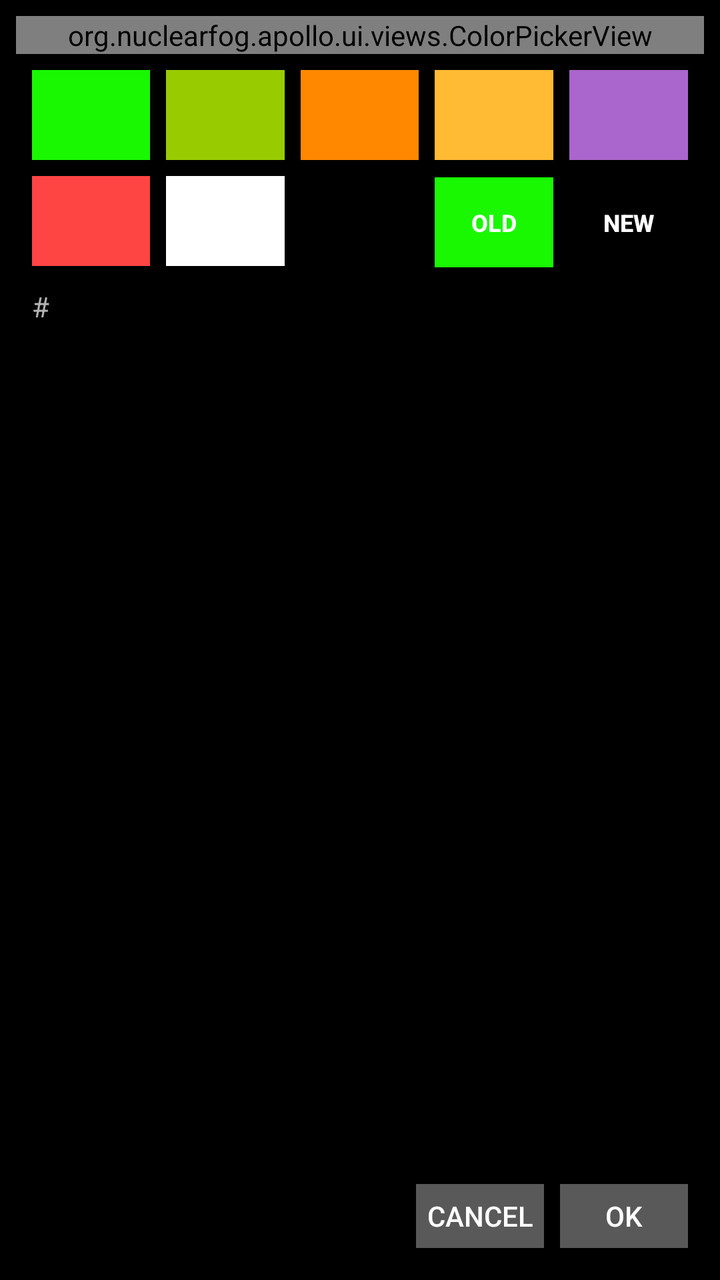
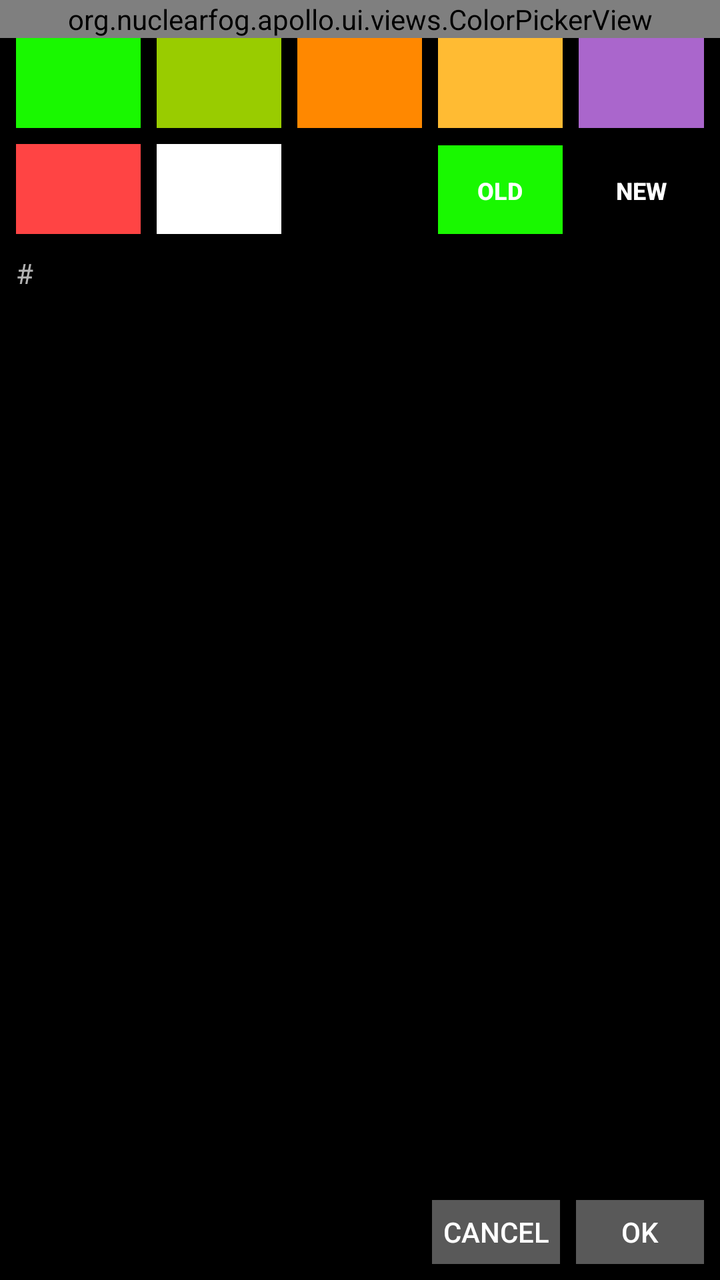

Before-and-after screenshots of an Android layout around one commit, followed by the original layout XML and the change that was made.
<!-- AndroidManifest.xml: application theme Apollo.Theme.Dark -->
<!-- res/layout/dialog_color_scheme.xml -->
<?xml version="1.0" encoding="utf-8"?>
<LinearLayout xmlns:android="http://schemas.android.com/apk/res/android"
	xmlns:app="http://schemas.android.com/apk/res-auto"
	xmlns:tools="http://schemas.android.com/tools"
	android:layout_width="match_parent"
	android:layout_height="match_parent"
	android:orientation="vertical"
	android:padding="@dimen/color_scheme_view_margin">

	<org.nuclearfog.apollo.ui.views.ColorPickerView
		android:id="@+id/color_picker_view"
		android:layout_width="match_parent"
		android:layout_height="wrap_content"
		app:layout_constraintStart_toStartOf="parent"
		app:layout_constraintTop_toTopOf="parent"
		app:layout_constraintEnd_toEndOf="parent" />

	<GridLayout
		android:layout_width="match_parent"
		android:layout_height="wrap_content"
		android:layout_marginStart="@dimen/color_scheme_view_margin"
		android:layout_marginTop="@dimen/color_scheme_view_margin"
		android:layout_marginEnd="@dimen/color_scheme_view_margin"
		android:columnCount="5">

		<Button
			android:id="@+id/color_scheme_dialog_preset_1"
			android:layout_width="0dp"
			android:layout_height="@dimen/color_scheme_dialog_button_height"
			android:layout_columnWeight="1"
			android:background="@color/holo_green"
			style="?android:attr/buttonBarButtonStyle" />

		<Button
			android:id="@+id/color_scheme_dialog_preset_2"
			android:layout_width="0dp"
			android:layout_height="@dimen/color_scheme_dialog_button_height"
			android:layout_marginStart="@dimen/color_scheme_view_margin"
			android:layout_columnWeight="1"
			android:background="@color/holo_green_light"
			style="?android:attr/buttonBarButtonStyle" />

		<Button
			android:id="@+id/color_scheme_dialog_preset_3"
			android:layout_width="0dp"
			android:layout_height="@dimen/color_scheme_dialog_button_height"
			android:layout_marginStart="@dimen/color_scheme_view_margin"
			android:layout_columnWeight="1"
			android:background="@color/holo_orange_dark"
			style="?android:attr/buttonBarButtonStyle" />

		<Button
			android:id="@+id/color_scheme_dialog_preset_4"
			android:layout_width="0dp"
			android:layout_height="@dimen/color_scheme_dialog_button_height"
			android:layout_marginStart="@dimen/color_scheme_view_margin"
			android:layout_columnWeight="1"
			android:background="@color/holo_orange_light"
			style="?android:attr/buttonBarButtonStyle" />

		<Button
			android:id="@+id/color_scheme_dialog_preset_5"
			android:layout_width="0dp"
			android:layout_height="@dimen/color_scheme_dialog_button_height"
			android:layout_marginStart="@dimen/color_scheme_view_margin"
			android:layout_columnWeight="1"
			android:background="@color/holo_purple"
			style="?android:attr/buttonBarButtonStyle" />

		<Button
			android:id="@+id/color_scheme_dialog_preset_6"
			android:layout_width="0dp"
			android:layout_height="@dimen/color_scheme_dialog_button_height"
			android:layout_marginTop="@dimen/color_scheme_view_margin"
			android:layout_columnWeight="1"
			android:background="@color/holo_red_light"
			style="?android:attr/buttonBarButtonStyle" />

		<Button
			android:id="@+id/color_scheme_dialog_preset_7"
			android:layout_width="0dp"
			android:layout_height="@dimen/color_scheme_dialog_button_height"
			android:layout_marginStart="@dimen/color_scheme_view_margin"
			android:layout_marginTop="@dimen/color_scheme_view_margin"
			android:layout_columnWeight="1"
			android:background="@android:color/white"
			style="?android:attr/buttonBarButtonStyle" />

		<Button
			android:id="@+id/color_scheme_dialog_preset_8"
			android:layout_width="0dp"
			android:layout_height="@dimen/color_scheme_dialog_button_height"
			android:layout_marginStart="@dimen/color_scheme_view_margin"
			android:layout_marginTop="@dimen/color_scheme_view_margin"
			android:layout_columnWeight="1"
			android:background="@android:color/black"
			style="?android:attr/buttonBarButtonStyle" />

		<Button
			android:id="@+id/color_scheme_dialog_old_color"
			android:layout_width="0dp"
			android:layout_height="@dimen/color_scheme_dialog_button_height"
			android:layout_marginStart="@dimen/color_scheme_view_margin"
			android:layout_marginTop="@dimen/color_scheme_view_margin"
			android:layout_columnWeight="1"
			android:background="@color/holo_green"
			android:lines="1"
			android:text="@string/current_color"
			android:textSize="@dimen/text_size_micro"
			android:textStyle="bold"
			style="?android:attr/buttonBarButtonStyle" />

		<Button
			android:id="@+id/color_scheme_dialog_new_color"
			android:layout_width="0dp"
			android:layout_height="@dimen/color_scheme_dialog_button_height"
			android:layout_marginStart="@dimen/color_scheme_view_margin"
			android:layout_marginTop="@dimen/color_scheme_view_margin"
			android:layout_columnWeight="1"
			android:background="@android:color/transparent"
			android:text="@string/new_color"
			android:textSize="@dimen/text_size_micro"
			android:textStyle="bold"
			style="?android:attr/buttonBarButtonStyle" />

	</GridLayout>

	<LinearLayout
		android:layout_width="match_parent"
		android:layout_height="wrap_content"
		android:layout_marginStart="@dimen/color_scheme_view_margin"
		android:layout_marginTop="@dimen/color_scheme_view_margin"
		android:layout_marginEnd="@dimen/color_scheme_view_margin"
		android:orientation="horizontal">

		<TextView
			android:layout_width="wrap_content"
			android:layout_height="wrap_content"
			android:textSize="@dimen/text_size_small"
			android:text="@string/hex"
			android:lines="1" />

		<EditText
			android:id="@+id/color_scheme_dialog_hex_value"
			android:layout_width="0dp"
			android:layout_height="wrap_content"
			android:layout_weight="1"
			android:layout_marginStart="@dimen/color_scheme_view_margin"
			android:textSize="@dimen/text_size_medium"
			android:digits="0123456789ABCDEFabcdef"
			android:imeOptions="actionGo"
			android:importantForAutofill="no"
			android:inputType="textFilter"
			android:maxLength="8"
			android:lines="1"
			android:typeface="monospace"
			android:background="@android:color/transparent"
			tools:ignore="LabelFor" />
	</LinearLayout>

	<LinearLayout
		android:layout_width="match_parent"
		android:layout_height="match_parent"
		android:orientation="horizontal"
		android:layout_marginStart="@dimen/color_scheme_view_margin"
		android:layout_marginTop="@dimen/color_scheme_view_margin"
		android:layout_marginBottom="@dimen/color_scheme_view_margin"
		android:layout_marginEnd="@dimen/color_scheme_view_margin"
		android:gravity="end|bottom">

		<Button
			android:id="@+id/color_scheme_dialog_cancel"
			android:layout_width="wrap_content"
			android:layout_height="@dimen/color_scheme_dialog_button_confirm_height"
			android:background="@color/dialog_button"
			android:layout_marginEnd="@dimen/color_scheme_view_margin"
			android:text="@android:string/cancel"
			app:layout_constraintBottom_toBottomOf="parent"
			app:layout_constraintEnd_toStartOf="@id/color_scheme_dialog_apply"
			style="?android:attr/buttonBarButtonStyle" />

		<Button
			android:id="@+id/color_scheme_dialog_apply"
			android:layout_width="wrap_content"
			android:layout_height="@dimen/color_scheme_dialog_button_confirm_height"
			android:background="@color/dialog_button"
			android:text="@android:string/ok"
			app:layout_constraintBottom_toBottomOf="parent"
			app:layout_constraintEnd_toEndOf="parent"
			style="?android:attr/buttonBarButtonStyle" />

	</LinearLayout>

</LinearLayout>
<!-- resources referenced by this layout -->
<resources>
  <color name="dialog_button">#595959</color>
  <color name="holo_green">#ff19F800</color>
  <color name="holo_green_light">#ff99cc00</color>
  <color name="holo_orange_dark">#ffff8800</color>
  <color name="holo_orange_light">#ffffbb33</color>
  <color name="holo_purple">#ffaa66cc</color>
  <color name="holo_red_light">#ffff4444</color>
  <dimen name="color_scheme_dialog_button_confirm_height">32dp</dimen>
  <dimen name="color_scheme_dialog_button_height">45dp</dimen>
  <dimen name="color_scheme_view_margin">8.0dp</dimen>
  <dimen name="text_size_medium">16.0sp</dimen>
  <dimen name="text_size_micro">12.0sp</dimen>
  <dimen name="text_size_small">14.0sp</dimen>
  <string name="current_color">Old</string>
  <string name="hex" translatable="false">#</string>
  <string name="new_color">New</string>
  <style name="Apollo.Theme.Dark" parent="Theme.AppCompat.NoActionBar">
  		<item name="android:colorPrimaryDark">@color/apollo_dark</item>
  		<item name="android:windowActionBar">false</item>
  		<item name="android:windowNoTitle">true</item>
  		<item name="android:colorAccent">@android:color/white</item>
  		<item name="android:colorBackground">@android:color/black</item>
  		<item name="android:windowContentOverlay">@null</item>
  		<item name="android:windowAnimationStyle">@style/TransactionPending</item>
  		<item name="android:navigationBarColor">@android:color/black</item>
  		<item name="android:fitsSystemWindows">true</item>
  	</style>
  <color name="apollo_dark">#ff0a0a0a</color>
  <style name="TransactionPending" parent="@android:style/Animation">
  		<item name="android:activityOpenEnterAnimation">@android:anim/fade_in</item>
  		<item name="android:activityOpenExitAnimation">@android:anim/fade_out</item>
  		<item name="android:activityCloseEnterAnimation">@android:anim/fade_in</item>
  		<item name="android:activityCloseExitAnimation">@android:anim/fade_out</item>
  	</style>
</resources>

<!-- the commit's change to res/layout/dialog_color_scheme.xml (unified diff, before → after) -->
@@ -1,33 +1,27 @@
 <?xml version="1.0" encoding="utf-8"?>
 <LinearLayout xmlns:android="http://schemas.android.com/apk/res/android"
-	xmlns:app="http://schemas.android.com/apk/res-auto"
 	xmlns:tools="http://schemas.android.com/tools"
 	android:layout_width="match_parent"
 	android:layout_height="match_parent"
-	android:orientation="vertical"
-	android:padding="@dimen/color_scheme_view_margin">
+	android:orientation="vertical">
 
 	<org.nuclearfog.apollo.ui.views.ColorPickerView
 		android:id="@+id/color_picker_view"
 		android:layout_width="match_parent"
-		android:layout_height="wrap_content"
-		app:layout_constraintStart_toStartOf="parent"
-		app:layout_constraintTop_toTopOf="parent"
-		app:layout_constraintEnd_toEndOf="parent" />
+		android:layout_height="wrap_content" />
 
-	<GridLayout
+	<LinearLayout
 		android:layout_width="match_parent"
 		android:layout_height="wrap_content"
+		android:orientation="horizontal"
 		android:layout_marginStart="@dimen/color_scheme_view_margin"
-		android:layout_marginTop="@dimen/color_scheme_view_margin"
-		android:layout_marginEnd="@dimen/color_scheme_view_margin"
-		android:columnCount="5">
+		android:layout_marginEnd="@dimen/color_scheme_view_margin">
 
 		<Button
 			android:id="@+id/color_scheme_dialog_preset_1"
 			android:layout_width="0dp"
 			android:layout_height="@dimen/color_scheme_dialog_button_height"
-			android:layout_columnWeight="1"
+			android:layout_weight="1"
 			android:background="@color/holo_green"
 			style="?android:attr/buttonBarButtonStyle" />
 
@@ -36,7 +30,7 @@
 			android:layout_width="0dp"
 			android:layout_height="@dimen/color_scheme_dialog_button_height"
 			android:layout_marginStart="@dimen/color_scheme_view_margin"
-			android:layout_columnWeight="1"
+			android:layout_weight="1"
 			android:background="@color/holo_green_light"
 			style="?android:attr/buttonBarButtonStyle" />
 
@@ -45,7 +39,7 @@
 			android:layout_width="0dp"
 			android:layout_height="@dimen/color_scheme_dialog_button_height"
 			android:layout_marginStart="@dimen/color_scheme_view_margin"
-			android:layout_columnWeight="1"
+			android:layout_weight="1"
 			android:background="@color/holo_orange_dark"
 			style="?android:attr/buttonBarButtonStyle" />
 
@@ -54,7 +48,7 @@
 			android:layout_width="0dp"
 			android:layout_height="@dimen/color_scheme_dialog_button_height"
 			android:layout_marginStart="@dimen/color_scheme_view_margin"
-			android:layout_columnWeight="1"
+			android:layout_weight="1"
 			android:background="@color/holo_orange_light"
 			style="?android:attr/buttonBarButtonStyle" />
 
@@ -63,16 +57,25 @@
 			android:layout_width="0dp"
 			android:layout_height="@dimen/color_scheme_dialog_button_height"
 			android:layout_marginStart="@dimen/color_scheme_view_margin"
-			android:layout_columnWeight="1"
+			android:layout_weight="1"
 			android:background="@color/holo_purple"
 			style="?android:attr/buttonBarButtonStyle" />
+
+	</LinearLayout>
+
+	<LinearLayout
+		android:layout_width="match_parent"
+		android:layout_height="wrap_content"
+		android:orientation="horizontal"
+		android:layout_marginStart="@dimen/color_scheme_view_margin"
+		android:layout_marginEnd="@dimen/color_scheme_view_margin">
 
 		<Button
 			android:id="@+id/color_scheme_dialog_preset_6"
 			android:layout_width="0dp"
 			android:layout_height="@dimen/color_scheme_dialog_button_height"
 			android:layout_marginTop="@dimen/color_scheme_view_margin"
-			android:layout_columnWeight="1"
+			android:layout_weight="1"
 			android:background="@color/holo_red_light"
 			style="?android:attr/buttonBarButtonStyle" />
 
@@ -82,7 +85,7 @@
 			android:layout_height="@dimen/color_scheme_dialog_button_height"
 			android:layout_marginStart="@dimen/color_scheme_view_margin"
 			android:layout_marginTop="@dimen/color_scheme_view_margin"
-			android:layout_columnWeight="1"
+			android:layout_weight="1"
 			android:background="@android:color/white"
 			style="?android:attr/buttonBarButtonStyle" />
 
@@ -92,7 +95,7 @@
 			android:layout_height="@dimen/color_scheme_dialog_button_height"
 			android:layout_marginStart="@dimen/color_scheme_view_margin"
 			android:layout_marginTop="@dimen/color_scheme_view_margin"
-			android:layout_columnWeight="1"
+			android:layout_weight="1"
 			android:background="@android:color/black"
 			style="?android:attr/buttonBarButtonStyle" />
 
@@ -102,7 +105,7 @@
 			android:layout_height="@dimen/color_scheme_dialog_button_height"
 			android:layout_marginStart="@dimen/color_scheme_view_margin"
 			android:layout_marginTop="@dimen/color_scheme_view_margin"
-			android:layout_columnWeight="1"
+			android:layout_weight="1"
 			android:background="@color/holo_green"
 			android:lines="1"
 			android:text="@string/current_color"
@@ -116,14 +119,14 @@
 			android:layout_height="@dimen/color_scheme_dialog_button_height"
 			android:layout_marginStart="@dimen/color_scheme_view_margin"
 			android:layout_marginTop="@dimen/color_scheme_view_margin"
-			android:layout_columnWeight="1"
+			android:layout_weight="1"
 			android:background="@android:color/transparent"
 			android:text="@string/new_color"
 			android:textSize="@dimen/text_size_micro"
 			android:textStyle="bold"
 			style="?android:attr/buttonBarButtonStyle" />
 
-	</GridLayout>
+	</LinearLayout>
 
 	<LinearLayout
 		android:layout_width="match_parent"
@@ -175,8 +178,6 @@
 			android:background="@color/dialog_button"
 			android:layout_marginEnd="@dimen/color_scheme_view_margin"
 			android:text="@android:string/cancel"
-			app:layout_constraintBottom_toBottomOf="parent"
-			app:layout_constraintEnd_toStartOf="@id/color_scheme_dialog_apply"
 			style="?android:attr/buttonBarButtonStyle" />
 
 		<Button
@@ -185,8 +186,6 @@
 			android:layout_height="@dimen/color_scheme_dialog_button_confirm_height"
 			android:background="@color/dialog_button"
 			android:text="@android:string/ok"
-			app:layout_constraintBottom_toBottomOf="parent"
-			app:layout_constraintEnd_toEndOf="parent"
 			style="?android:attr/buttonBarButtonStyle" />
 
 	</LinearLayout>
